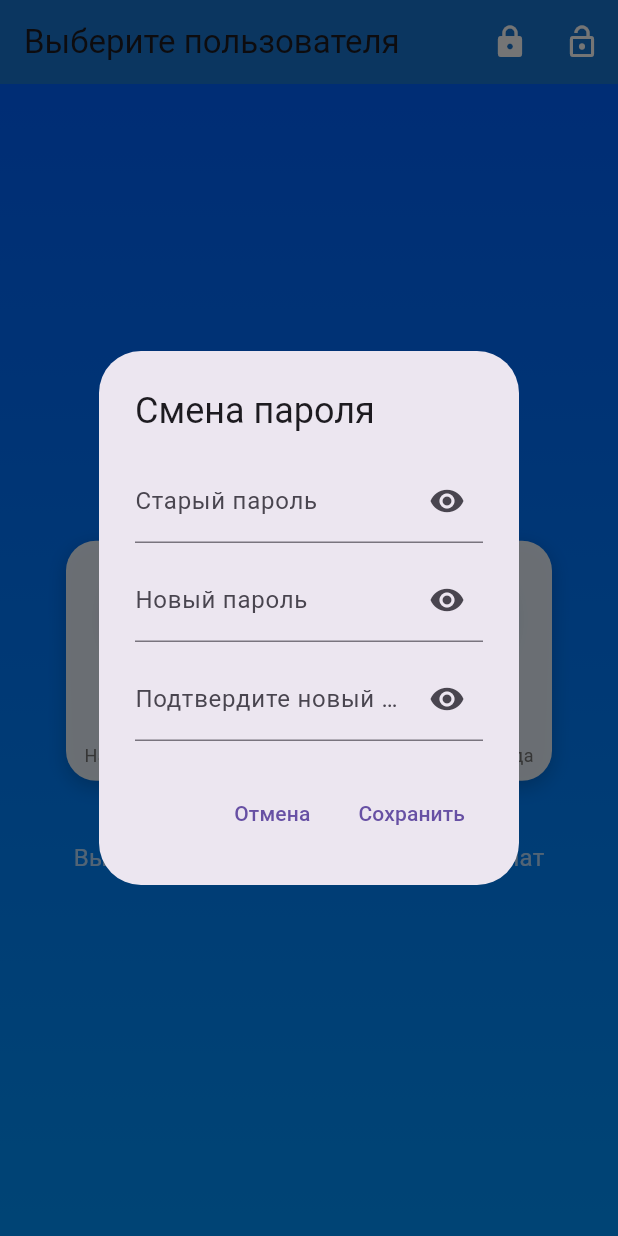
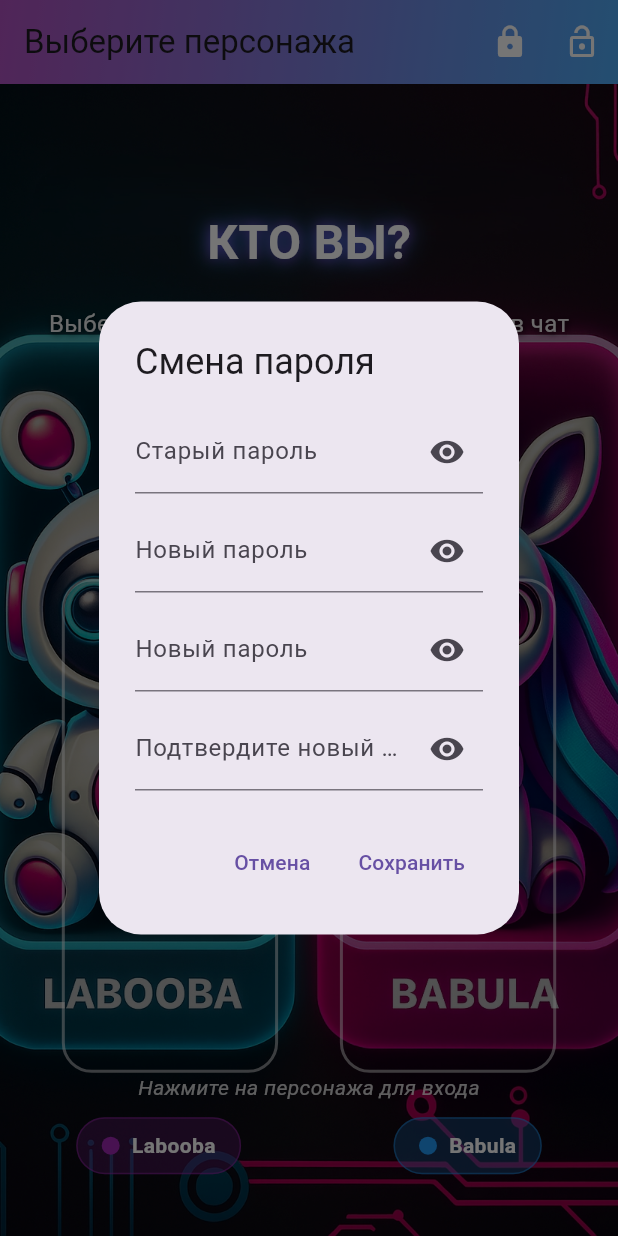
Before and after one commit to crazynoob1566/my-chat-app, a Flutter app: the UserSelectionScreen screen opened directly, after a tap on the "lock" icon, on a phone screen of 412 x 824 dp. Run offline on Flutter 3.47's test engine with Material 3 defaults, Android fonts, the light colour scheme and no system bars; our stand-ins replace cached_network_image, flutter_local_notifications, image_gallery_saver, image_picker, permission_handler, photo_view and 2 more; accounts and stored records are empty; statements that could not run were skipped.

Commit message:
Обновление

```diff
--- a/lib/main.dart
+++ b/lib/main.dart
@@ -360,6 +360,26 @@ class _UserSelectionScreenState extends State<UserSelectionScreen> {
                     ),
                     const SizedBox(height: 10),
                     TextField(
+                      controller: newPasswordController,
+                      obscureText: obscureNewPassword,
+                      decoration: InputDecoration(
+                        labelText: 'Новый пароль',
+                        suffixIcon: IconButton(
+                          icon: Icon(
+                            obscureNewPassword
+                                ? Icons.visibility
+                                : Icons.visibility_off,
+                          ),
+                          onPressed: () {
+                            setState(() {
+                              obscureNewPassword = !obscureNewPassword;
+                            });
+                          },
+                        ),
+                      ),
+                    ),
+                    const SizedBox(height: 10),
+                    TextField(
                       controller: confirmPasswordController,
                       obscureText: obscureConfirmPassword,
                       decoration: InputDecoration(
@@ -455,10 +475,14 @@ class _UserSelectionScreenState extends State<UserSelectionScreen> {
     );
   }
 
-  // Виджет для отображения изображения пользователя
-  Widget _buildUserIcon(
-      String userId, String userName, String imageAsset, Color color) {
-    return GestureDetector(
+  // Виджет для кликабельных областей поверх изображения
+  Widget _buildClickableArea(String userId, String userName, Rect area) {
+    return Positioned(
+      left: area.left,
+      top: area.top,
+      width: area.width,
+      height: area.height,
+      child: GestureDetector(
         onTap: () {
           final friendId = userId == 'user1' ? 'user2' : 'user1';
           Navigator.pushReplacement(
@@ -472,71 +496,35 @@ class _UserSelectionScreenState extends State<UserSelectionScreen> {
           );
         },
         child: Container(
-        width: 140,
-        height: 160,
           decoration: BoxDecoration(
-          color: Colors.white.withOpacity(0.9),
+            color: Colors.transparent,
             borderRadius: BorderRadius.circular(20),
-          boxShadow: [
-            BoxShadow(
-              color: Colors.black.withOpacity(0.2),
-              blurRadius: 10,
-              offset: const Offset(0, 4),
-            ),
-          ],
-        ),
-        child: Column(
-          mainAxisAlignment: MainAxisAlignment.center,
-          children: [
-            Container(
-              width: 80,
-              height: 80,
+            border: Border.all(
+              color: Colors.white.withOpacity(0.5),
+              width: 2,
+            ),
+          ),
+          child: Center(
+            child: AnimatedOpacity(
+              opacity: 0.7,
+              duration: const Duration(milliseconds: 300),
+              child: Container(
+                padding: const EdgeInsets.all(8),
                 decoration: BoxDecoration(
-                color: color,
-                shape: BoxShape.circle,
-                boxShadow: [
-                  BoxShadow(
-                    color: color.withOpacity(0.5),
-                    blurRadius: 10,
-                    offset: const Offset(0, 4),
-                  ),
-                ],
-              ),
-              child: ClipOval(
-                child: Image.asset(
-                  imageAsset,
-                  width: 70,
-                  height: 70,
-                  fit: BoxFit.cover,
-                  errorBuilder: (context, error, stackTrace) {
-                    // Если изображение не найдено, показываем иконку по умолчанию
-                    return Icon(
-                      Icons.person,
-                      size: 40,
+                  color: Colors.black.withOpacity(0.5),
+                  borderRadius: BorderRadius.circular(10),
+                ),
+                child: Text(
+                  userName,
+                  style: const TextStyle(
                     color: Colors.white,
-                    );
-                  },
-                ),
-              ),
-            ),
-            const SizedBox(height: 16),
-            Text(
-              userName,
-              style: TextStyle(
-                fontSize: 18,
+                    fontSize: 16,
                     fontWeight: FontWeight.bold,
-                color: Colors.grey[800],
-              ),
-            ),
-            const SizedBox(height: 4),
-            Text(
-              'Нажмите для входа',
-              style: TextStyle(
-                fontSize: 12,
-                color: Colors.grey[600],
-              ),
-            ),
-          ],
+                  ),
+                ),
+              ),
+            ),
+          ),
         ),
       ),
     );
@@ -544,10 +532,43 @@ class _UserSelectionScreenState extends State<UserSelectionScreen> {
 
   @override
   Widget build(BuildContext context) {
+    // Размеры экрана
+    final screenSize = MediaQuery.of(context).size;
+
+    // Определяем области для клика (примерные координаты - настройте под ваше изображение)
+    // Labooba область (левая иконка)
+    final laboobaArea = Rect.fromLTWH(
+      screenSize.width * 0.1, // 10% от ширины слева
+      screenSize.height * 0.4, // 40% от высоты сверху
+      screenSize.width * 0.35, // 35% ширины
+      screenSize.height * 0.4, // 40% высоты
+    );
+
+    // Babula область (правая иконка)
+    final babulaArea = Rect.fromLTWH(
+      screenSize.width * 0.55, // 55% от ширины слева
+      screenSize.height * 0.4, // 40% от высоты сверху
+      screenSize.width * 0.35, // 35% ширины
+      screenSize.height * 0.4, // 40% высоты
+    );
+
     return Scaffold(
       appBar: AppBar(
-        title: const Text('Выберите пользователя'),
-        backgroundColor: blue700,
+        title: const Text('Выберите персонажа'),
+        backgroundColor: Colors.transparent,
+        elevation: 0,
+        flexibleSpace: Container(
+          decoration: BoxDecoration(
+            gradient: LinearGradient(
+              begin: Alignment.topLeft,
+              end: Alignment.bottomRight,
+              colors: [
+                Colors.purple.withOpacity(0.8),
+                Colors.blue.withOpacity(0.8),
+              ],
+            ),
+          ),
+        ),
         actions: [
           // Кнопка смены пароля
           IconButton(
@@ -568,57 +589,138 @@ class _UserSelectionScreenState extends State<UserSelectionScreen> {
           ),
         ],
       ),
-      body: Container(
+      body: Stack(
+        children: [
+          // Фоновое киберпанк изображение
+          Container(
+            width: double.infinity,
+            height: double.infinity,
             decoration: const BoxDecoration(
-          gradient: LinearGradient(
-            begin: Alignment.topCenter,
-            end: Alignment.bottomCenter,
-            colors: [Color(0xFF0062FF), Color(0xFF0095FF)],
-          ),
-        ),
-        child: Center(
+              image: DecorationImage(
+                image: AssetImage(
+                    'assets/images/user_selection_background.jpg'), // Замените на путь к вашему изображению
+                fit: BoxFit.cover,
+              ),
+            ),
+          ),
+
+          // Затемнение для лучшей читаемости текста
+          Container(
+            color: Colors.black.withOpacity(0.3),
+          ),
+
+          // Кликабельные области для Labooba
+          _buildClickableArea('user1', 'Labooba', laboobaArea),
+
+          // Кликабельные области для Babula
+          _buildClickableArea('user2', 'Babula', babulaArea),
+
+          // Заголовок и инструкция
+          Positioned(
+            top: screenSize.height * 0.1,
+            left: 0,
+            right: 0,
             child: Column(
-            mainAxisAlignment: MainAxisAlignment.center,
-            children: [
-              const Text(
-                'Кто вы?',
+              children: [
+                Text(
+                  'КТО ВЫ?',
                   style: TextStyle(
-                  fontSize: 24,
+                    fontSize: 32,
                     fontWeight: FontWeight.bold,
                     color: Colors.white,
-                ),
-              ),
-              const SizedBox(height: 30),
-              Row(
-                mainAxisAlignment: MainAxisAlignment.spaceEvenly,
-                children: [
-                  // Изображение первого пользователя слева
-                  _buildUserIcon(
-                    'user1',
-                    users['user1']!['name'],
-                    users['user1']!['imageAsset'],
-                    users['user1']!['avatarColor'],
-                  ),
-                  // Изображение второго пользователя справа
-                  _buildUserIcon(
-                    'user2',
-                    users['user2']!['name'],
-                    users['user2']!['imageAsset'],
-                    users['user2']!['avatarColor'],
-                  ),
-                ],
-              ),
-              const SizedBox(height: 40),
-              const Text(
-                'Выберите свой профиль для входа в чат',
+                    shadows: [
+                      Shadow(
+                        blurRadius: 10,
+                        color: Colors.purple,
+                        offset: const Offset(0, 0),
+                      ),
+                      Shadow(
+                        blurRadius: 20,
+                        color: Colors.blue,
+                        offset: const Offset(0, 0),
+                      ),
+                    ],
+                  ),
+                ),
+                const SizedBox(height: 20),
+                Text(
+                  'Выберите своего персонажа для входа в чат',
                   style: TextStyle(
                     fontSize: 16,
-                  color: Colors.white70,
-                ),
-              ),
-            ],
-          ),
-        ),
+                    color: Colors.white.withOpacity(0.9),
+                    shadows: [
+                      const Shadow(
+                        blurRadius: 5,
+                        color: Colors.black,
+                        offset: Offset(1, 1),
+                      ),
+                    ],
+                  ),
+                ),
+              ],
+            ),
+          ),
+
+          // Подсказки внизу экрана
+          Positioned(
+            bottom: screenSize.height * 0.05,
+            left: 0,
+            right: 0,
+            child: Column(
+              children: [
+                Text(
+                  'Нажмите на персонажа для входа',
+                  style: TextStyle(
+                    fontSize: 14,
+                    color: Colors.white.withOpacity(0.8),
+                    fontStyle: FontStyle.italic,
+                  ),
+                ),
+                const SizedBox(height: 10),
+                Row(
+                  mainAxisAlignment: MainAxisAlignment.spaceAround,
+                  children: [
+                    _buildCharacterHint('Labooba', Colors.purple),
+                    _buildCharacterHint('Babula', Colors.blue),
+                  ],
+                ),
+              ],
+            ),
+          ),
+        ],
+      ),
+    );
+  }
+
+  // Виджет для подсказки персонажа
+  Widget _buildCharacterHint(String name, Color color) {
+    return Container(
+      padding: const EdgeInsets.symmetric(horizontal: 16, vertical: 8),
+      decoration: BoxDecoration(
+        color: color.withOpacity(0.3),
+        borderRadius: BorderRadius.circular(20),
+        border: Border.all(color: color.withOpacity(0.5)),
+      ),
+      child: Row(
+        mainAxisSize: MainAxisSize.min,
+        children: [
+          Container(
+            width: 12,
+            height: 12,
+            decoration: BoxDecoration(
+              color: color,
+              shape: BoxShape.circle,
+            ),
+          ),
+          const SizedBox(width: 8),
+          Text(
+            name,
+            style: TextStyle(
+              color: Colors.white,
+              fontWeight: FontWeight.bold,
+            ),
+          ),
+        ],
       ),
     );
   }
--- a/pubspec.yaml
+++ b/pubspec.yaml
@@ -34,5 +34,4 @@ flutter:
   uses-material-design: true
   assets:
     - assets/chat_background.jpg
-    - assets/images/user1_avatar.png
-    - assets/images/user2_avatar.png
+    - assets/images/user_selection_background.jpg
```
Also changed, not shown: assets/images/user1_avatar.png (deleted), assets/images/user2_avatar.png (deleted), assets/images/user_selection_background.jpg (added). Lines whose indentation alone changed are shown as unchanged.
